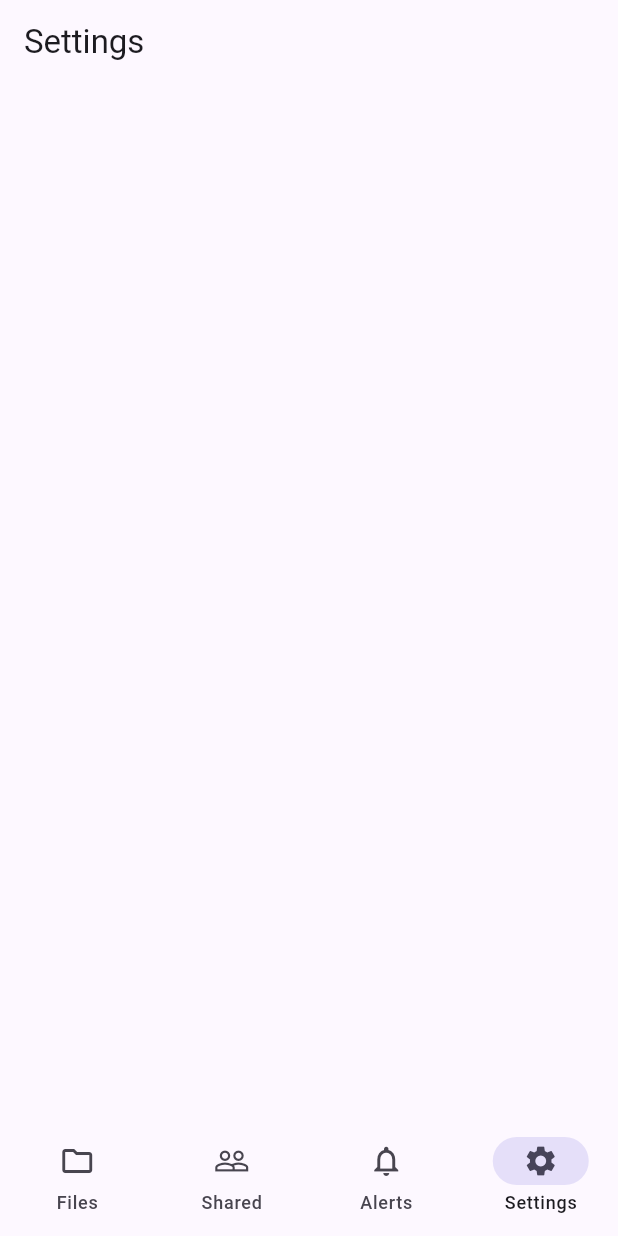
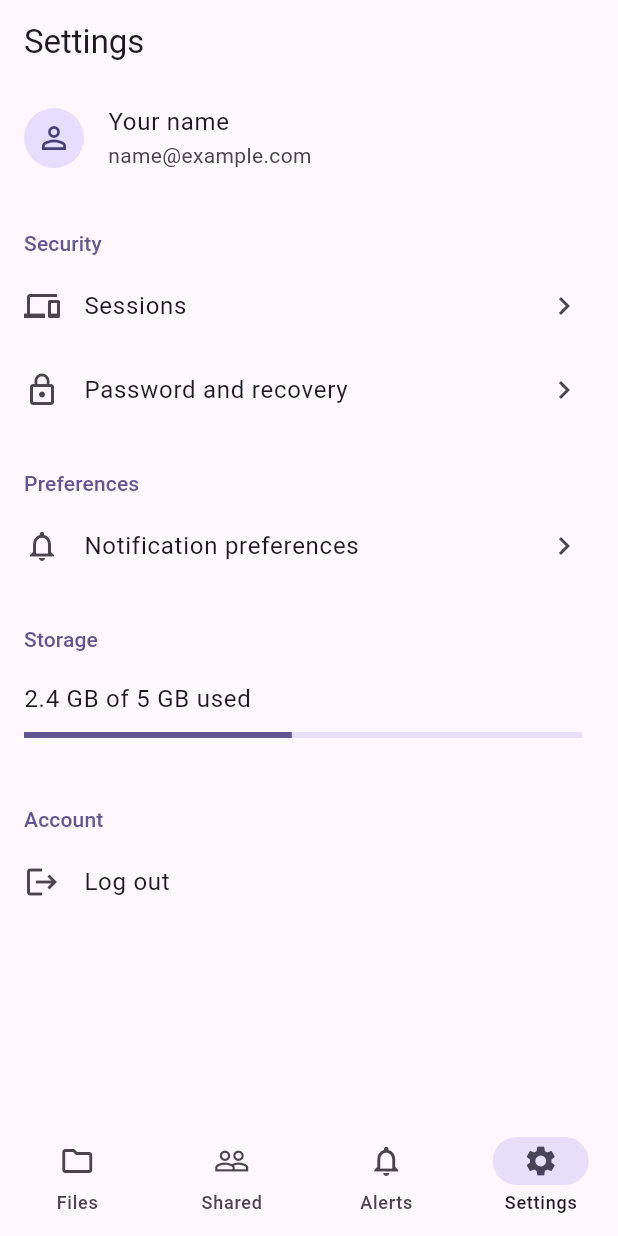
Before and after one commit to OM-SOLUTION/om-cryfio-mobile, a Flutter app: the screen it shows after launch, item 4 of the bottom bar chosen, on a phone screen of 412 x 824 dp. Run offline on Flutter 3.47's test engine with Material 3 defaults, Android fonts, the phone set to English and light mode, and no system bars; our stand-ins replace dio, flutter_riverpod, go_router; missing offline and left inert: cryptography.

Commit message:
feat(app): add settings and notifications content and a dev hook
- Settings: your name, Security, Preferences, Storage (sample usage) and
  Account rows; unfinished rows show "Coming soon", and Log out is a
  placeholder
- Notifications: an empty state
- lib/app/dev_tools.dart: an empty hook (devRoutes, devSettingsTiles) that
  the router and Settings call, so a developer can plug in local-only
  tools without changing committed code
- App tests: starts on Files, tabs switch, Log out placeholder

```diff
--- /dev/null
+++ b/lib/app/dev_tools.dart
@@ -0,0 +1,13 @@
+import 'package:flutter/widgets.dart';
+import 'package:go_router/go_router.dart';
+
+/// Where developer-only tools plug into the app. In the repository this does
+/// nothing. A developer can keep a private copy of this file (marked with
+/// `git update-index --skip-worktree lib/app/dev_tools.dart` so git never
+/// commits it) that adds, for example, a component gallery.
+
+/// Extra routes, added after the app's own.
+List<RouteBase> devRoutes() => const [];
+
+/// Extra rows at the end of the Settings list, such as a "Developer" section.
+List<Widget> devSettingsTiles(BuildContext context) => const [];
--- a/lib/app/router.dart
+++ b/lib/app/router.dart
@@ -2,6 +2,7 @@ import 'package:flutter_riverpod/flutter_riverpod.dart';
 import 'package:go_router/go_router.dart';
 
 import 'package:om_cryfio/app/app_shell.dart';
+import 'package:om_cryfio/app/dev_tools.dart';
 import 'package:om_cryfio/features/files/presentation/file_browser_screen.dart';
 import 'package:om_cryfio/features/notifications/presentation/notifications_screen.dart';
 import 'package:om_cryfio/features/settings/presentation/settings_screen.dart';
@@ -14,8 +15,7 @@ abstract final class AppRoutes {
   static const settings = '/settings';
 }
 
-/// There is no sign-in yet, so the app starts straight on the Files tab. Add a
-/// `redirect` for signed-out users once there is a session.
+/// There is no sign-in yet, so the app starts straight on the Files tab.
 final routerProvider = Provider<GoRouter>((ref) {
   final router = GoRouter(
     initialLocation: AppRoutes.files,
@@ -59,6 +59,7 @@ final routerProvider = Provider<GoRouter>((ref) {
           ),
         ],
       ),
+      ...devRoutes(),
     ],
   );
   ref.onDispose(router.dispose);
--- a/lib/features/notifications/presentation/notifications_screen.dart
+++ b/lib/features/notifications/presentation/notifications_screen.dart
@@ -1,6 +1,7 @@
 import 'package:flutter/material.dart';
 
-/// The Alerts tab. Empty for now.
+import 'package:om_cryfio/ui/widgets/empty_state.dart';
+
 class NotificationsScreen extends StatelessWidget {
   const NotificationsScreen({super.key});
 
@@ -8,7 +9,11 @@ class NotificationsScreen extends StatelessWidget {
   Widget build(BuildContext context) {
     return Scaffold(
       appBar: AppBar(title: const Text('Notifications')),
-      body: const SizedBox.expand(),
+      body: const EmptyState(
+        icon: Icons.notifications_none,
+        title: 'No notifications',
+        message: 'Invitations, transfers and file activity appear here.',
+      ),
     );
   }
 }
--- a/lib/features/settings/presentation/settings_screen.dart
+++ b/lib/features/settings/presentation/settings_screen.dart
@@ -1,14 +1,114 @@
 import 'package:flutter/material.dart';
 
-/// The Settings tab. Empty for now.
+import 'package:om_cryfio/app/dev_tools.dart';
+import 'package:om_cryfio/ui/theme/app_theme.dart';
+import 'package:om_cryfio/ui/widgets/coming_soon.dart';
+
 class SettingsScreen extends StatelessWidget {
   const SettingsScreen({super.key});
 
   @override
   Widget build(BuildContext context) {
+    void soon() => showComingSoon(context);
+
     return Scaffold(
       appBar: AppBar(title: const Text('Settings')),
-      body: const SizedBox.expand(),
+      body: ListView(
+        children: [
+          const ListTile(
+            leading: CircleAvatar(child: Icon(Icons.person_outline)),
+            title: Text('Your name'),
+            subtitle: Text('name@example.com'),
+          ),
+          const _SectionHeader('Security'),
+          _NavTile(
+            icon: Icons.devices_outlined,
+            title: 'Sessions',
+            onTap: soon,
+          ),
+          _NavTile(
+            icon: Icons.lock_outline,
+            title: 'Password and recovery',
+            onTap: soon,
+          ),
+          const _SectionHeader('Preferences'),
+          _NavTile(
+            icon: Icons.notifications_outlined,
+            title: 'Notification preferences',
+            onTap: soon,
+          ),
+          const _SectionHeader('Storage'),
+          // Sample usage for layout work.
+          const ListTile(
+            title: Text('2.4 GB of 5 GB used'),
+            subtitle: Padding(
+              padding: EdgeInsets.only(top: AppSpacing.sm),
+              child: LinearProgressIndicator(
+                value: 0.48,
+                semanticsLabel: 'Storage used',
+              ),
+            ),
+          ),
+          const _SectionHeader('Account'),
+          ListTile(
+            leading: const Icon(Icons.logout),
+            title: const Text('Log out'),
+            onTap: soon,
+          ),
+          ...devSettingsTiles(context),
+        ],
+      ),
     );
   }
 }
+
+class _SectionHeader extends StatelessWidget {
+  const _SectionHeader(this.title);
+
+  final String title;
+
+  @override
+  Widget build(BuildContext context) {
+    final theme = Theme.of(context);
+
+    return Padding(
+      padding: const EdgeInsets.fromLTRB(
+        AppSpacing.md,
+        AppSpacing.lg,
+        AppSpacing.md,
+        AppSpacing.xs,
+      ),
+      child: Semantics(
+        header: true,
+        child: Text(
+          title,
+          style: theme.textTheme.titleSmall?.copyWith(
+            color: theme.colorScheme.primary,
+          ),
+        ),
+      ),
+    );
+  }
+}
+
+class _NavTile extends StatelessWidget {
+  const _NavTile({
+    required this.icon,
+    required this.title,
+    required this.onTap,
+  });
+
+  final IconData icon;
+  final String title;
+  final VoidCallback onTap;
+
+  @override
+  Widget build(BuildContext context) {
+    return ListTile(
+      leading: Icon(icon),
+      title: Text(title),
+      trailing: const Icon(Icons.chevron_right),
+      onTap: onTap,
+    );
+  }
+}
```
Also changed, not shown: 1 other file.
